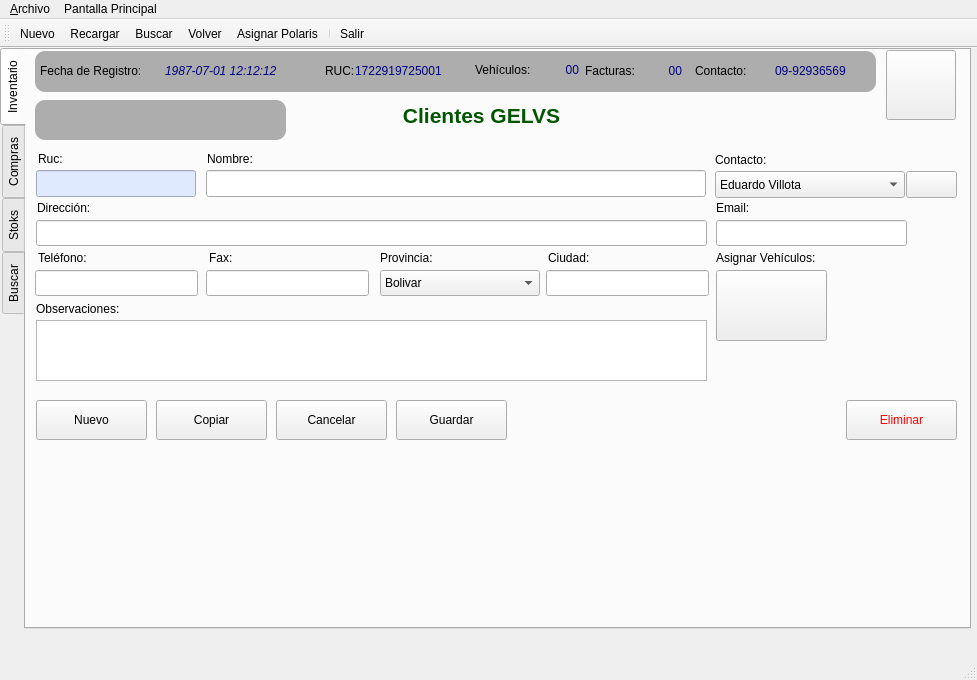
First picture: the form in aplicacion/polaris/ui/frm_inventario.ui, repository eduardouio/gelvsrm, before the edit.
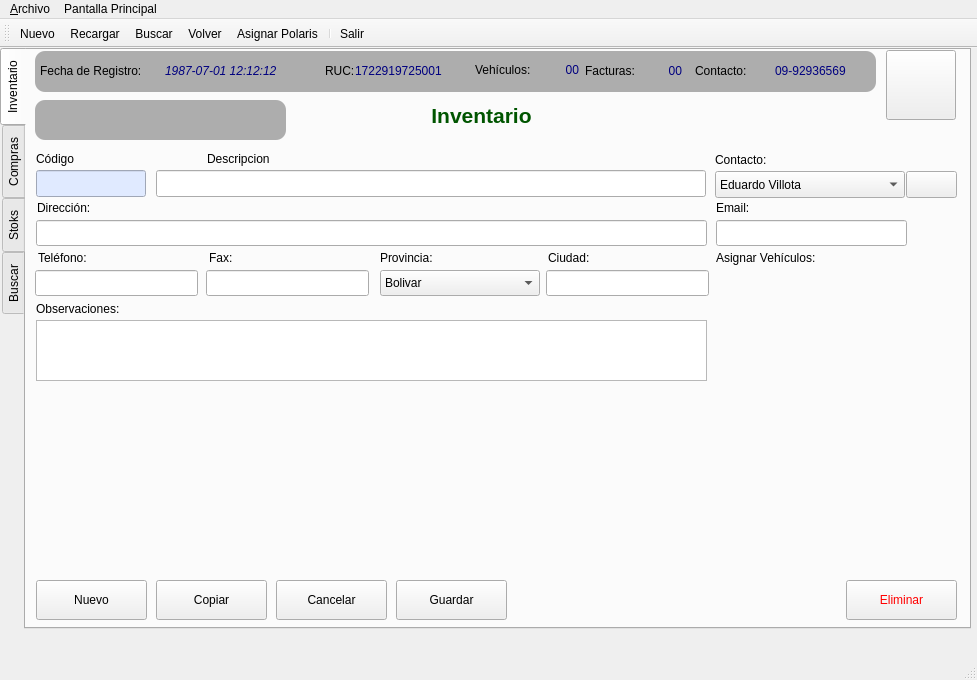
Second picture: the form after the edit. The open tabs and pages were chosen to show the change. Icons and pictures are not drawn.

Commit message: layouts en el formulario de viajes

The edit to the form file:
```diff
--- a/aplicacion/polaris/ui/frm_inventario.ui
+++ b/aplicacion/polaris/ui/frm_inventario.ui
@@ -258,7 +258,7 @@
       <property name="geometry">
        <rect>
         <x>370</x>
-        <y>350</y>
+        <y>530</y>
         <width>111</width>
         <height>40</height>
        </rect>
@@ -275,7 +275,7 @@
       <property name="geometry">
        <rect>
         <x>250</x>
-        <y>350</y>
+        <y>530</y>
         <width>111</width>
         <height>40</height>
        </rect>
@@ -293,7 +293,7 @@
       <property name="geometry">
        <rect>
         <x>130</x>
-        <y>350</y>
+        <y>530</y>
         <width>111</width>
         <height>40</height>
        </rect>
@@ -311,7 +311,7 @@
       <property name="geometry">
        <rect>
         <x>10</x>
-        <y>350</y>
+        <y>530</y>
         <width>111</width>
         <height>40</height>
        </rect>
@@ -571,7 +571,7 @@
       <property name="geometry">
        <rect>
         <x>820</x>
-        <y>350</y>
+        <y>530</y>
         <width>111</width>
         <height>40</height>
        </rect>
@@ -600,15 +600,15 @@
        </rect>
       </property>
       <property name="text">
-       <string>Nombre:</string>
+       <string>Descripcion</string>
       </property>
      </widget>
      <widget class="QLineEdit" name="txt_nombre">
       <property name="geometry">
        <rect>
-        <x>180</x>
+        <x>130</x>
         <y>120</y>
-        <width>500</width>
+        <width>550</width>
         <height>27</height>
        </rect>
       </property>
@@ -619,14 +619,14 @@
      <widget class="QLabel" name="lbl_ruc">
       <property name="geometry">
        <rect>
-        <x>12</x>
+        <x>10</x>
         <y>100</y>
         <width>101</width>
         <height>17</height>
        </rect>
       </property>
       <property name="text">
-       <string>Ruc:</string>
+       <string>Código</string>
       </property>
      </widget>
      <widget class="QLineEdit" name="txt_ruc">
@@ -634,7 +634,7 @@
        <rect>
         <x>10</x>
         <y>120</y>
-        <width>160</width>
+        <width>110</width>
         <height>27</height>
        </rect>
       </property>
@@ -736,7 +736,7 @@
        <string/>
       </property>
       <property name="text">
-       <string>&lt;html&gt;&lt;head/&gt;&lt;body&gt;&lt;p align=&quot;center&quot;&gt;&lt;span style=&quot; font-size:16pt; font-weight:600; color:#005500;&quot;&gt;Clientes GELVS&lt;/span&gt;&lt;/p&gt;&lt;/body&gt;&lt;/html&gt;</string>
+       <string>&lt;html&gt;&lt;head/&gt;&lt;body&gt;&lt;p align=&quot;center&quot;&gt;&lt;span style=&quot; font-size:16pt; font-weight:600; color:#005500;&quot;&gt;Inventario&lt;/span&gt;&lt;/p&gt;&lt;/body&gt;&lt;/html&gt;</string>
       </property>
      </widget>
      <widget class="QComboBox" name="cmb_contacto">
@@ -926,32 +926,6 @@
        <string>Ciudad:</string>
       </property>
      </widget>
-     <widget class="QPushButton" name="btn_asignar_vehiculo">
-      <property name="geometry">
-       <rect>
-        <x>690</x>
-        <y>220</y>
-        <width>111</width>
-        <height>71</height>
-       </rect>
-      </property>
-      <property name="toolTip">
-       <string>Ver mantenimientos realizados</string>
-      </property>
-      <property name="text">
-       <string/>
-      </property>
-      <property name="icon">
-       <iconset resource="polaris.qrc">
-        <normaloff>:/Icons/icons/polaris.png</normaloff>:/Icons/icons/polaris.png</iconset>
-      </property>
-      <property name="iconSize">
-       <size>
-        <width>60</width>
-        <height>60</height>
-       </size>
-      </property>
-     </widget>
      <widget class="QLabel" name="label_asignar_vehiculos">
       <property name="geometry">
        <rect>
```
Left out of the diff: 17 changed lines with no effect on the pictures. The commit also changes 2 other files.
